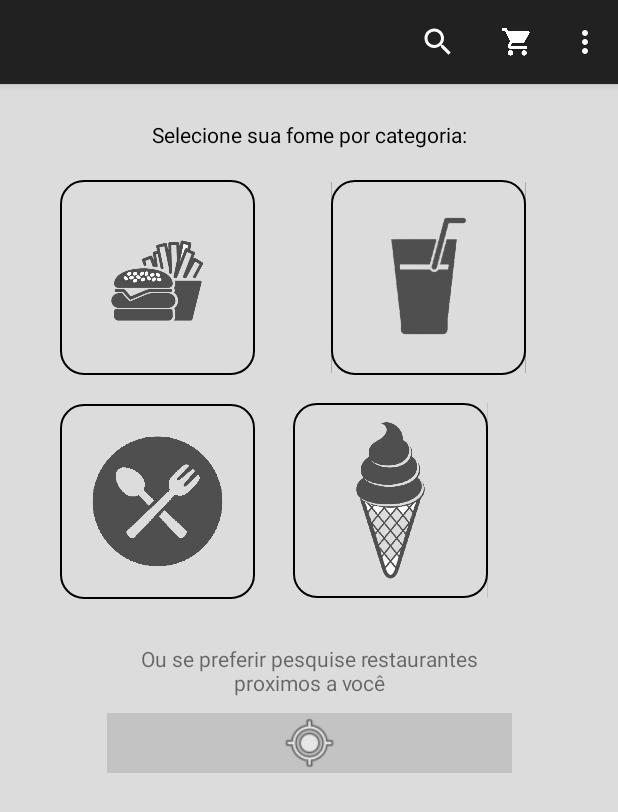
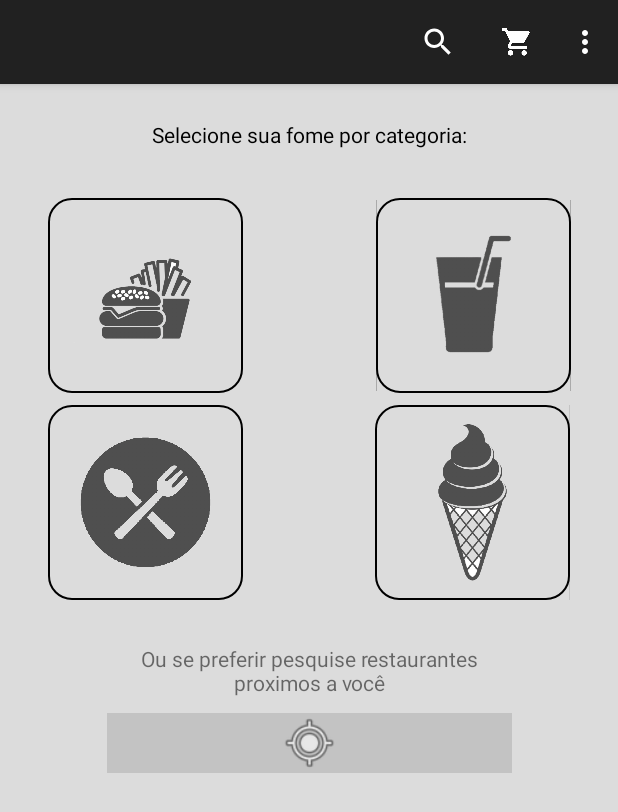
Before and after one commit to f4r0fA/ProjectDigTech, an Android app: the TelaPrincipal screen opened directly, with no data from a screen before it, on a phone screen of 412 x 824 dp. Shown: the top 812 px of the screen. Run offline under Robolectric (Android 15) with nearby library versions, the phone set to English and light mode, and no system bars; our stand-ins replace Firebase (no records; nobody signed in at launch, a user with empty details on screens opened directly); Roboto replaces fonts that are not available here.

Commit message:
Versao corrigida Layout

```diff
--- a/app/src/main/res/layout/activity_tela_login.xml
+++ b/app/src/main/res/layout/activity_tela_login.xml
@@ -5,6 +5,7 @@
     android:layout_width="match_parent"
     android:layout_height="match_parent"
     android:background="#303030"
+    android:orientation="vertical"
     tools:context=".TelaLogin">
 
     <ImageView
--- a/app/src/main/res/layout/activity_tela_principal.xml
+++ b/app/src/main/res/layout/activity_tela_principal.xml
@@ -12,12 +12,16 @@
         android:id="@+id/lanche"
         android:layout_width="130dp"
         android:layout_height="130dp"
-        android:layout_marginStart="40dp"
-        android:layout_marginLeft="40dp"
-        android:layout_marginTop="64dp"
+        android:layout_marginStart="32dp"
+        android:layout_marginLeft="32dp"
+        android:layout_marginTop="76dp"
+        android:layout_marginEnd="8dp"
+        android:layout_marginRight="8dp"
         android:adjustViewBounds="true"
         android:background="@drawable/buttons"
         android:scaleType="centerInside"
+        app:layout_constraintEnd_toEndOf="parent"
+        app:layout_constraintHorizontal_bias="0.0"
         app:layout_constraintStart_toStartOf="parent"
         app:layout_constraintTop_toTopOf="parent"
         app:srcCompat="@drawable/burgerefritas" />
@@ -28,14 +32,14 @@
         android:layout_height="130dp"
         android:layout_marginStart="8dp"
         android:layout_marginLeft="8dp"
-        android:layout_marginTop="64dp"
-        android:layout_marginEnd="40dp"
-        android:layout_marginRight="40dp"
+        android:layout_marginTop="76dp"
+        android:layout_marginEnd="28dp"
+        android:layout_marginRight="32dp"
         android:background="@drawable/buttons"
         android:scaleType="centerInside"
         app:layout_constraintEnd_toEndOf="parent"
-        app:layout_constraintHorizontal_bias="0.666"
-        app:layout_constraintStart_toEndOf="@+id/lanche"
+        app:layout_constraintHorizontal_bias="0.987"
+        app:layout_constraintStart_toStartOf="parent"
         app:layout_constraintTop_toTopOf="parent"
         app:srcCompat="@drawable/soda" />
 
@@ -43,15 +47,17 @@
         android:id="@+id/pratos"
         android:layout_width="130dp"
         android:layout_height="130dp"
-        android:layout_marginStart="40dp"
-        android:layout_marginLeft="40dp"
-        android:layout_marginBottom="8dp"
+        android:layout_marginStart="32dp"
+        android:layout_marginLeft="32dp"
+        android:layout_marginTop="8dp"
+        android:layout_marginEnd="8dp"
+        android:layout_marginRight="8dp"
         android:background="@drawable/buttons"
         android:scaleType="centerInside"
-        app:layout_constraintBottom_toBottomOf="parent"
+        app:layout_constraintEnd_toEndOf="parent"
+        app:layout_constraintHorizontal_bias="0.0"
         app:layout_constraintStart_toStartOf="parent"
         app:layout_constraintTop_toBottomOf="@+id/lanche"
-        app:layout_constraintVertical_bias="0.044"
         app:srcCompat="@drawable/prato" />
 
     <TextView
@@ -110,16 +116,16 @@
         android:layout_width="130dp"
         android:layout_height="130dp"
         android:layout_marginStart="8dp"
-        android:layout_marginEnd="8dp"
-        android:layout_marginRight="8dp"
+        android:layout_marginLeft="8dp"
+        android:layout_marginTop="8dp"
+        android:layout_marginEnd="32dp"
+        android:layout_marginRight="32dp"
         android:background="@drawable/buttons"
         android:scaleType="centerInside"
-        app:layout_constraintBottom_toBottomOf="parent"
         app:layout_constraintEnd_toEndOf="parent"
-        app:layout_constraintHorizontal_bias="0.181"
-        app:layout_constraintStart_toEndOf="@+id/pratos"
+        app:layout_constraintHorizontal_bias="1.0"
+        app:layout_constraintStart_toStartOf="parent"
         app:layout_constraintTop_toBottomOf="@+id/bebidas"
-        app:layout_constraintVertical_bias="0.042"
         app:srcCompat="@drawable/icecream" />
 
 </android.support.constraint.ConstraintLayout>
--- a/app/src/main/res/layout/activity_tela_registro.xml
+++ b/app/src/main/res/layout/activity_tela_registro.xml
@@ -4,6 +4,7 @@
     xmlns:tools="http://schemas.android.com/tools"
     android:layout_width="match_parent"
     android:layout_height="match_parent"
+    android:orientation="vertical"
     android:background="#303030"
     tools:context=".TelaRegistro">
 
--- a/build.gradle
+++ b/build.gradle
@@ -7,7 +7,7 @@ buildscript {
         jcenter()
     }
     dependencies {
-        classpath 'com.android.tools.build:gradle:3.3.0'
+        classpath 'com.android.tools.build:gradle:3.3.2'
         classpath 'com.google.gms:google-services:4.2.0'
 
 
```
Also changed, not shown: app/src/main/res/layout/activity_tela__bem_vindo.xml (+7 -12 lines), 1 other file.
